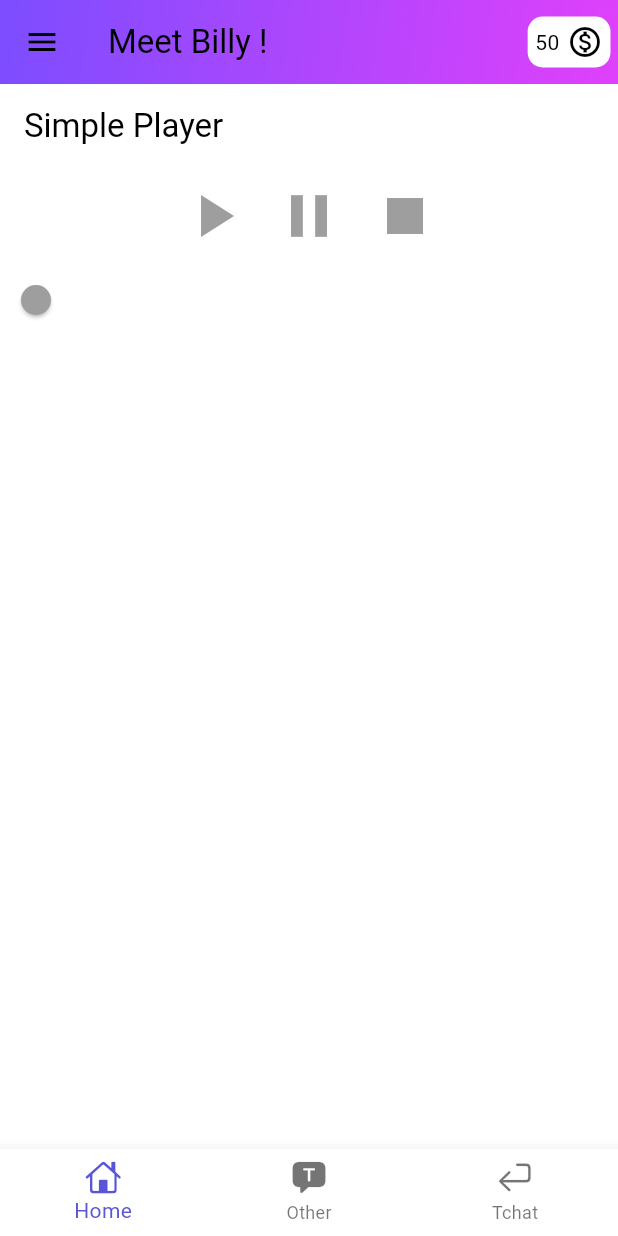
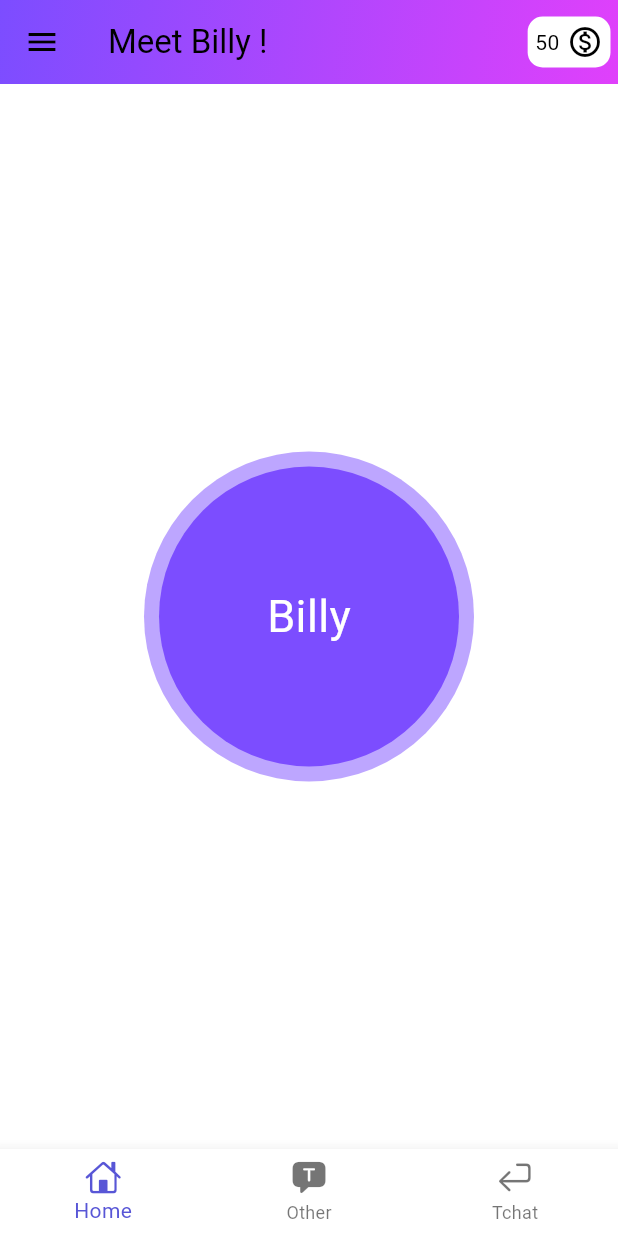
Before and after one commit to OscarIsorez/BillyApp, a Flutter app: the screen it shows after launch, on a phone screen of 412 x 824 dp. Run offline on Flutter 3.47's test engine with Material 3 defaults, Android fonts, the light colour scheme and no system bars; our stand-ins replace audioplayers, flutter_tts, persistent_bottom_nav_bar, speech_to_text; statements that could not run were skipped.

Commit message:
Fix bugs and improve code readability in page3.dart and main.dart

```diff
--- /dev/null
+++ b/lib/AudioPlayerProvider.dart
@@ -0,0 +1,46 @@
+import 'package:flutter/material.dart';
+import 'package:audioplayers/audioplayers.dart';
+
+class AudioPlayerProvider extends ChangeNotifier {
+  final AudioPlayer player = AudioPlayer();
+  String asset = "interface-soft-click-131438.mp3";
+
+  Duration _currentDuration = Duration.zero;
+  Duration _totalDuration = Duration.zero;
+
+  bool _isPlaying = false;
+
+  void play() async {
+    await player.stop();
+    await player.play(AssetSource(asset));
+    _isPlaying = true;
+    notifyListeners();
+  }
+
+  void pause() async {
+    await player.pause();
+    _isPlaying = false;
+    notifyListeners();
+  }
+
+  void resume() async {
+    await player.resume();
+    _isPlaying = true;
+    notifyListeners();
+  }
+
+  void stop() async {
+    await player.stop();
+  }
+
+  void seek(double position) async {
+    await player.seek(Duration(milliseconds: position.toInt()));
+
+    notifyListeners();
+  }
+
+  void dispose() {
+    player.dispose();
+    super.dispose();
+  }
+}
--- a/lib/pages/page1.dart
+++ b/lib/pages/page1.dart
@@ -1,225 +1,95 @@
+import 'package:billy/AudioPlayerProvider.dart';
+import 'package:flutter/material.dart';
+import 'package:audioplayers/audioplayers.dart';
+import 'package:provider/provider.dart';
 import 'dart:async';
 
-import 'package:audioplayers/audioplayers.dart';
-import 'package:flutter/material.dart';
+class Page1 extends StatefulWidget {
+  Page1({Key? key})
+      : super(key: key); // Add a named 'key' parameter to the constructor
 
-class Page1 extends StatefulWidget {
   @override
   _Page1State createState() => _Page1State();
 }
 
 class _Page1State extends State<Page1> {
-  late AudioPlayer player = AudioPlayer();
-
-  @override
-  void initState() {
-    super.initState();
-
-    // Create the audio player.
-    player = AudioPlayer();
-
-    // Set the release mode to keep the source after playback has completed.
-
-    // Start the player as soon as the app is displayed.
-    WidgetsBinding.instance.addPostFrameCallback((_) async {
-      await player.setSource(AssetSource('interface-soft-click-131438.mp3'));
-      await player.resume();
-    });
-  }
+  final player = AudioPlayer();
+  double _width = 200;
+  double _height = 200;
+  double _outerWidth = 220;
+  double _outerHeight = 220;
+  bool _isAnimating = false;
+  StreamController<bool> _streamController = StreamController<bool>();
 
   @override
   void dispose() {
-    // Release all sources and dispose the player.
-    player.dispose();
-
+    _streamController.close();
     super.dispose();
   }
 
   @override
   Widget build(BuildContext context) {
     return Scaffold(
-      appBar: AppBar(
-        title: const Text('Simple Player'),
+      body: Center(
+        child: GestureDetector(
+          onTap: () async {
+            _isAnimating = !_isAnimating;
+            _streamController.add(_isAnimating);
+
+            while (_isAnimating) {
+              setState(() {
+                _width = 220;
+                _height = 220;
+                _outerWidth = 240;
+                _outerHeight = 240;
+              });
+              Provider.of<AudioPlayerProvider>(context, listen: false).play();
+              await Future.delayed(const Duration(milliseconds: 600));
+              setState(() {
+                _width = 200;
+                _height = 200;
+                _outerWidth = 220;
+                _outerHeight = 220;
+              });
+              await Future.delayed(const Duration(milliseconds: 600));
+            }
+          },
+          child: StreamBuilder<bool>(
+              stream: _streamController.stream,
+              initialData: false,
+              builder: (context, snapshot) {
+                return AnimatedContainer(
+                  width: _outerWidth,
+                  height: _outerHeight,
+                  decoration: BoxDecoration(
+                    color: Colors.deepPurpleAccent.withOpacity(0.5),
+                    shape: BoxShape.circle,
+                  ),
+                  duration: const Duration(milliseconds: 500),
+                  child: Center(
+                    child: AnimatedContainer(
+                      width: _width,
+                      height: _height,
+                      decoration: const BoxDecoration(
+                        color: Colors.deepPurpleAccent,
+                        shape: BoxShape.circle,
+                      ),
+                      duration: const Duration(seconds: 1),
+                      child: const Center(
+                        child: Text(
+                          "Billy",
+                          style: TextStyle(
+                            fontSize: 30,
+                            color: Colors.white,
+                          ),
+                        ),
+                      ),
+                    ),
+                  ),
+                );
+              }),
+        ),
       ),
-      body: PlayerWidget(player: player),
     );
   }
 }
-
-// The PlayerWidget is a copy of "/lib/components/player_widget.dart".
-//#region PlayerWidget
-
-class PlayerWidget extends StatefulWidget {
-  final AudioPlayer player;
-
-  const PlayerWidget({
-    required this.player,
-    super.key,
-  });
-
-  @override
-  State<StatefulWidget> createState() {
-    return _PlayerWidgetState();
-  }
-}
-
-class _PlayerWidgetState extends State<PlayerWidget> {
-  PlayerState? _playerState;
-  Duration? _duration;
-  Duration? _position;
-
-  StreamSubscription? _durationSubscription;
-  StreamSubscription? _positionSubscription;
-  StreamSubscription? _playerCompleteSubscription;
-  StreamSubscription? _playerStateChangeSubscription;
-
-  bool get _isPlaying => _playerState == PlayerState.playing;
-
-  bool get _isPaused => _playerState == PlayerState.paused;
-
-  String get _durationText => _duration?.toString().split('.').first ?? '';
-
-  String get _positionText => _position?.toString().split('.').first ?? '';
-
-  AudioPlayer get player => widget.player;
-
-  @override
-  void initState() {
-    super.initState();
-    // Use initial values from player
-    _playerState = player.state;
-    player.getDuration().then(
-          (value) => setState(() {
-            _duration = value;
-          }),
-        );
-    player.getCurrentPosition().then(
-          (value) => setState(() {
-            _position = value;
-          }),
-        );
-    _initStreams();
-  }
-
-  @override
-  void setState(VoidCallback fn) {
-    // Subscriptions only can be closed asynchronously,
-    // therefore events can occur after widget has been disposed.
-    if (mounted) {
-      super.setState(fn);
-    }
-  }
-
-  @override
-  void dispose() {
-    _durationSubscription?.cancel();
-    _positionSubscription?.cancel();
-    _playerCompleteSubscription?.cancel();
-    _playerStateChangeSubscription?.cancel();
-    super.dispose();
-  }
-
-  @override
-  Widget build(BuildContext context) {
-    final color = Theme.of(context).primaryColor;
-    return Column(
-      mainAxisSize: MainAxisSize.min,
-      children: <Widget>[
-        Row(
-          mainAxisSize: MainAxisSize.min,
-          children: [
-            IconButton(
-              key: const Key('play_button'),
-              onPressed: _isPlaying ? null : _play,
-              iconSize: 48.0,
-              icon: const Icon(Icons.play_arrow),
-              color: color,
-            ),
-            IconButton(
-              key: const Key('pause_button'),
-              onPressed: _isPlaying ? _pause : null,
-              iconSize: 48.0,
-              icon: const Icon(Icons.pause),
-              color: color,
-            ),
-            IconButton(
-              key: const Key('stop_button'),
-              onPressed: _isPlaying || _isPaused ? _stop : null,
-              iconSize: 48.0,
-              icon: const Icon(Icons.stop),
-              color: color,
-            ),
-          ],
-        ),
-        Slider(
-          onChanged: (value) {
-            final duration = _duration;
-            if (duration == null) {
-              return;
-            }
-            final position = value * duration.inMilliseconds;
-            player.seek(Duration(milliseconds: position.round()));
-          },
-          value: (_position != null &&
-                  _duration != null &&
-                  _position!.inMilliseconds > 0 &&
-                  _position!.inMilliseconds < _duration!.inMilliseconds)
-              ? _position!.inMilliseconds / _duration!.inMilliseconds
-              : 0.0,
-        ),
-        Text(
-          _position != null
-              ? '$_positionText / $_durationText'
-              : _duration != null
-                  ? _durationText
-                  : '',
-          style: const TextStyle(fontSize: 16.0),
-        ),
-      ],
-    );
-  }
-
-  void _initStreams() {
-    _durationSubscription = player.onDurationChanged.listen((duration) {
-      setState(() => _duration = duration);
-    });
-
-    _positionSubscription = player.onPositionChanged.listen(
-      (p) => setState(() => _position = p),
-    );
-
-    _playerCompleteSubscription = player.onPlayerComplete.listen((event) {
-      setState(() {
-        _playerState = PlayerState.stopped;
-        _position = Duration.zero;
-      });
-    });
-
-    _playerStateChangeSubscription =
-        player.onPlayerStateChanged.listen((state) {
-      setState(() {
-        _playerState = state;
-      });
-    });
-  }
-
-  Future<void> _play() async {
-    await player.resume();
-    setState(() => _playerState = PlayerState.playing);
-  }
-
-  Future<void> _pause() async {
-    await player.pause();
-    setState(() => _playerState = PlayerState.paused);
-  }
-
-  Future<void> _stop() async {
-    await player.stop();
-    setState(() {
-      _playerState = PlayerState.stopped;
-      _position = Duration.zero;
-    });
-  }
-}
-
-//#endregion
--- a/lib/pages/page3.dart
+++ b/lib/pages/page3.dart
@@ -219,8 +219,7 @@ class _ConversationScreenState extends State<ConversationScreen> {
       },
     );
 
-    //  BUG : quand on quitte la page, erreur.
-    setState(() {});
+    if (mounted) setState(() {});
   }
 
   /// Manually stop the active speech recognition session
```
Also changed, not shown: lib/main.dart (+3 -4 lines).
